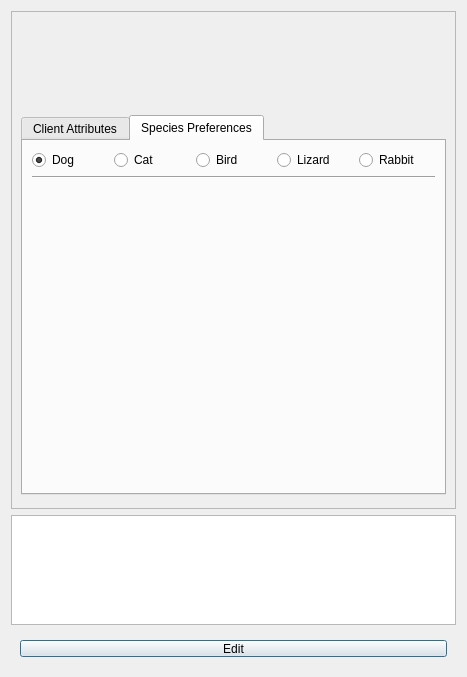
Before: the Qt Designer form deliverable2-code/viewclients.ui in ashleefoureyes/quackjaws, drawn with Qt 5.
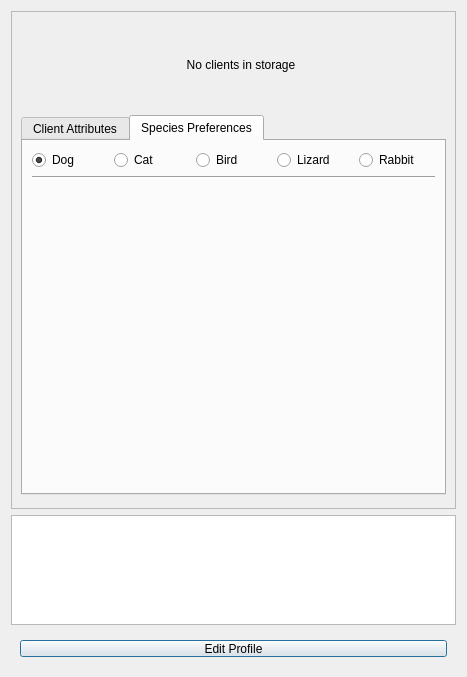
After: the same form once the commit is applied. The open tabs and pages were chosen to show the change.

```diff
--- a/deliverable2-code/viewclients.ui
+++ b/deliverable2-code/viewclients.ui
@@ -56,7 +56,7 @@
          </size>
         </property>
         <property name="text">
-         <string/>
+         <string>No clients in storage</string>
         </property>
         <property name="alignment">
          <set>Qt::AlignCenter</set>
@@ -755,7 +755,7 @@
       <item>
        <widget class="QPushButton" name="buttonEdit">
         <property name="text">
-         <string>Edit</string>
+         <string>Edit Profile</string>
         </property>
        </widget>
       </item>
```
Left out of the diff: 7 changed lines with no effect on the pictures.
